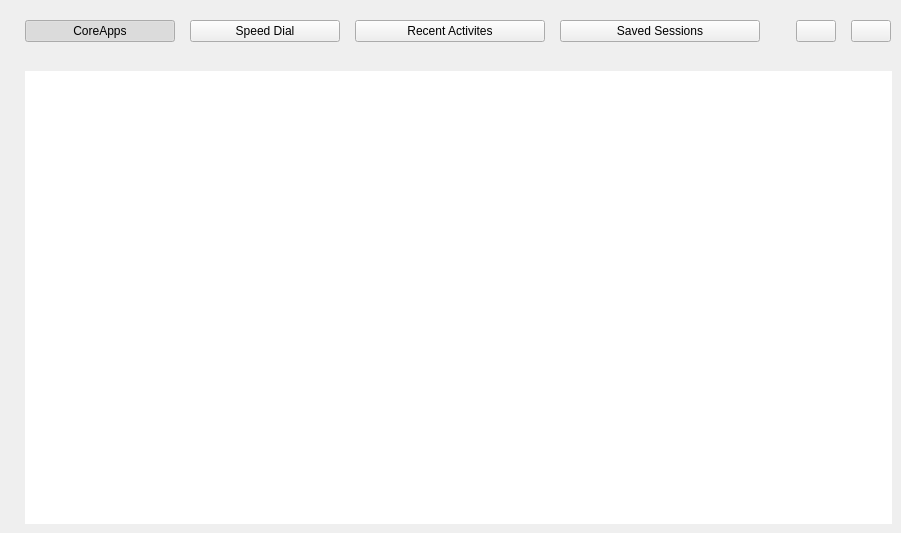
Old version of the form start.ui in the repository s96Abrar/start.
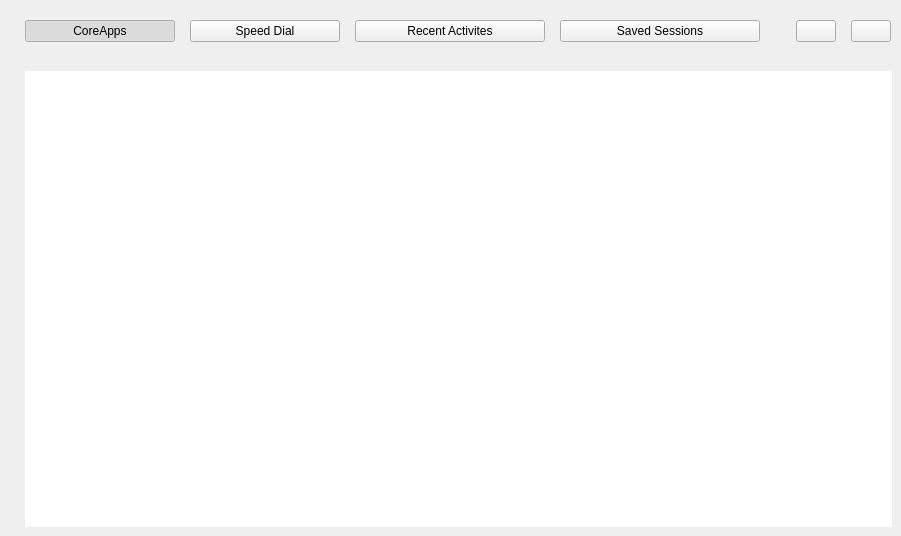
New version of the form. The open tabs and pages were chosen to show the change. Icons and pictures are not drawn. Custom widgets are drawn as their Qt base class.

Commit message: Fixed icon gaping in Speed Dial

Patch:
```diff
--- a/start.ui
+++ b/start.ui
@@ -7,7 +7,7 @@
     <x>0</x>
     <y>0</y>
     <width>901</width>
-    <height>533</height>
+    <height>536</height>
    </rect>
   </property>
   <property name="windowTitle">
@@ -473,15 +473,6 @@
            <height>450</height>
           </size>
          </property>
-         <property name="maximumSize">
-          <size>
-           <width>16777215</width>
-           <height>16777215</height>
-          </size>
-         </property>
-         <property name="focusPolicy">
-          <enum>Qt::NoFocus</enum>
-         </property>
          <property name="frameShape">
           <enum>QFrame::NoFrame</enum>
          </property>
@@ -506,16 +497,13 @@
          <property name="defaultDropAction">
           <enum>Qt::IgnoreAction</enum>
          </property>
-         <property name="alternatingRowColors">
-          <bool>false</bool>
-         </property>
          <property name="selectionBehavior">
           <enum>QAbstractItemView::SelectItems</enum>
          </property>
          <property name="iconSize">
           <size>
-           <width>70</width>
-           <height>70</height>
+           <width>80</width>
+           <height>80</height>
           </size>
          </property>
          <property name="movement">
@@ -532,7 +520,7 @@
          </property>
          <property name="gridSize">
           <size>
-           <width>140</width>
+           <width>130</width>
            <height>113</height>
           </size>
          </property>
```
Left out of the diff: 8 changed lines with no effect on the pictures. The commit also changes 1 other file.
